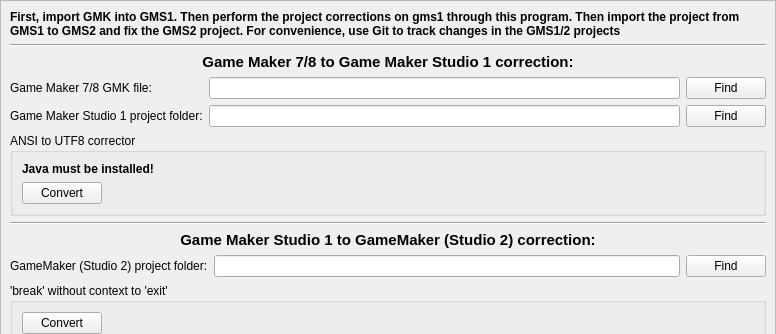
Before: the Qt Designer form src/mainwindow.ui in 3dproger/GameMakerLegacyHelper, drawn with Qt 5; both pictures show x 0 to 776 and y 0 to 334 of the 776 by 582 pixel window.
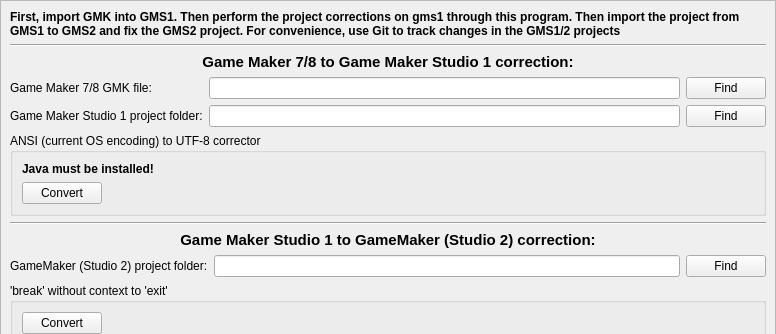
After: the same form once the commit is applied.

```diff
--- a/src/mainwindow.ui
+++ b/src/mainwindow.ui
@@ -35,7 +35,7 @@
          <x>0</x>
          <y>0</y>
          <width>757</width>
-         <height>749</height>
+         <height>717</height>
         </rect>
        </property>
        <layout class="QVBoxLayout" name="verticalLayout_2">
@@ -128,7 +128,7 @@
         <item>
          <widget class="QGroupBox" name="groupBox_2">
           <property name="title">
-           <string>ANSI to UTF8 corrector</string>
+           <string>ANSI (current OS encoding) to UTF-8 corrector</string>
           </property>
           <layout class="QGridLayout" name="gridLayout_3">
            <item row="1" column="0">
```
Left out of the diff: 2 changed lines with no effect on the pictures.
